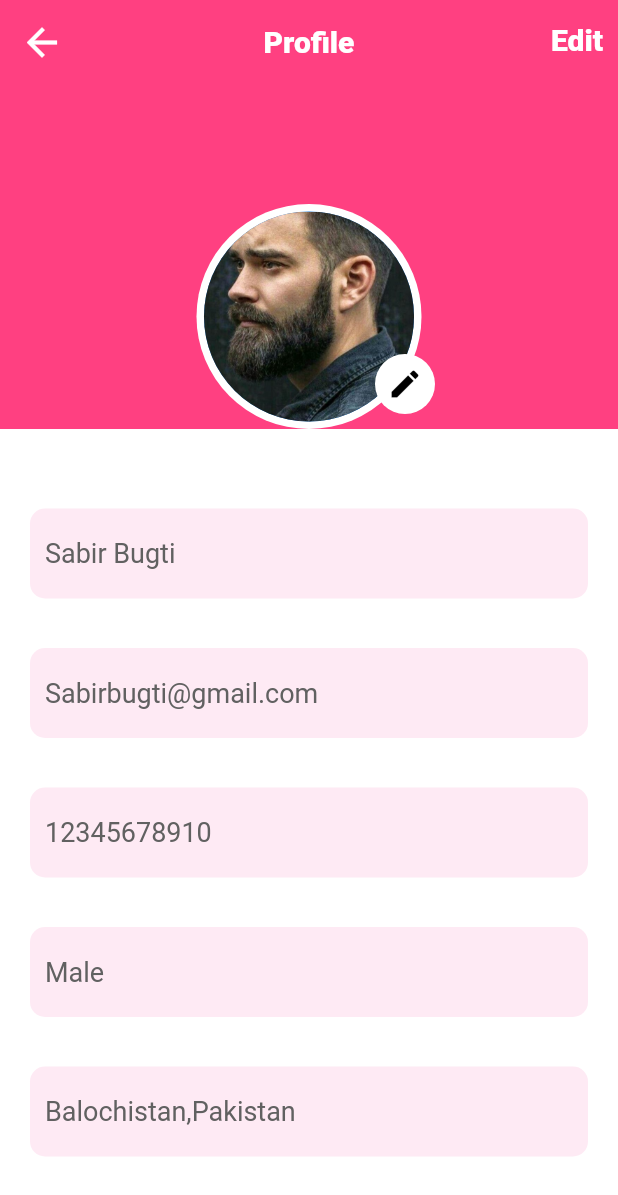
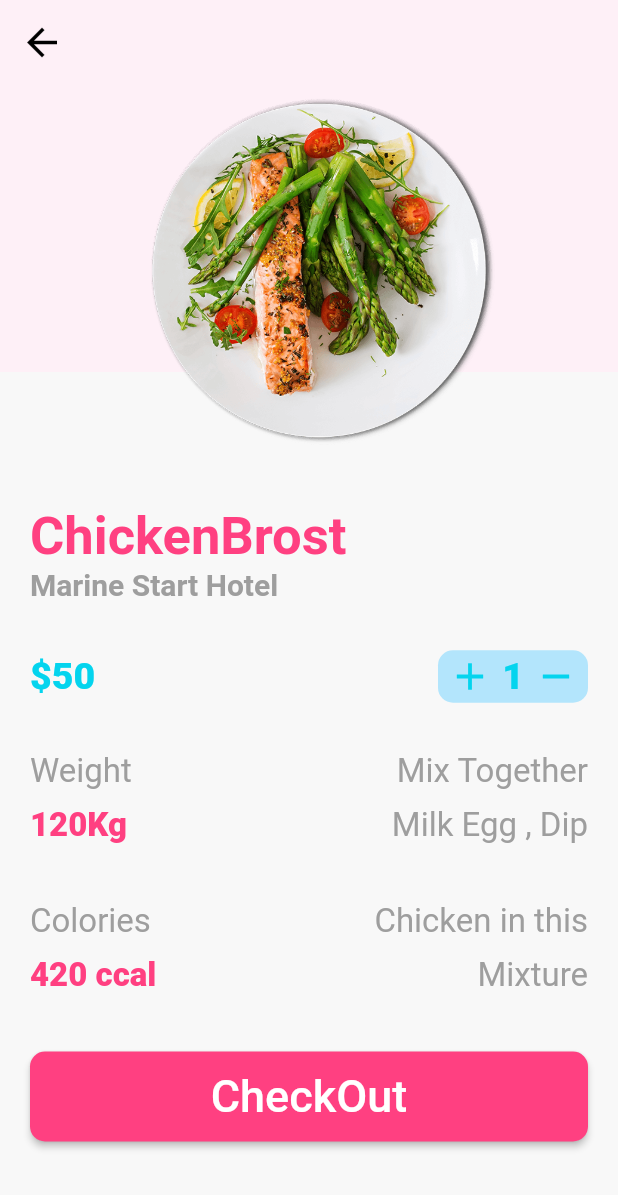
Before and after one commit to sabirbugti9/Food_App-In-Flutter, a Flutter app: the screen it shows after launch, on a phone screen of 412 x 824 dp. Shown: the top 1195 px of the screen. Run offline on Flutter 3.47's test engine with Material 2 defaults, Android fonts, the phone set to English and light mode, and no system bars; our stand-ins replace carousel_pro, cloud_firestore, firebase_auth, firebase_core, image_picker; accounts and stored records are empty.

```diff
--- a/lib/main.dart
+++ b/lib/main.dart
@@ -1,8 +1,6 @@
 import 'package:flutter/material.dart';
 import 'package:firebase_core/firebase_core.dart';
-import 'package:myfood_app/screens/profile_screen.dart';
-import 'package:myfood_app/screens/signup.dart';
-import 'package:myfood_app/screens/skip_screen.dart';
+import 'package:myfood_app/screens/detail_screen.dart';
 
 void main() async {
   WidgetsFlutterBinding.ensureInitialized();
@@ -35,7 +33,7 @@ class MyApp extends StatelessWidget {
       //     }
       //   },
       // ),
-      home: ProfileScreen(),
+      home: DetailScreen(),
     );
   }
 }
--- /dev/null
+++ b/lib/screens/detail_screen.dart
@@ -0,0 +1,215 @@
+import 'package:flutter/material.dart';
+import 'package:myfood_app/widget/mybutton.dart';
+
+class DetailScreen extends StatelessWidget {
+  Widget _buildSingleDetailText(
+      {context,
+      String title,
+      String subsTitle,
+      String tralingTitle,
+      String tralingSubsTitle}) {
+    return Container(
+      height: 100,
+      child: Column(
+        crossAxisAlignment: CrossAxisAlignment.start,
+        children: [
+          Row(
+            mainAxisAlignment: MainAxisAlignment.spaceBetween,
+            children: [
+              Text(
+                title,
+                style: TextStyle(
+                  color: Colors.grey,
+                  fontSize: 22,
+                ),
+              ),
+              Text(
+                tralingTitle,
+                style: TextStyle(
+                  color: Colors.grey,
+                  fontSize: 22,
+                ),
+              ),
+            ],
+          ),
+          SizedBox(
+            height: 10,
+          ),
+          Row(
+            crossAxisAlignment: CrossAxisAlignment.start,
+            mainAxisAlignment: MainAxisAlignment.spaceBetween,
+            children: [
+              Text(
+                subsTitle,
+                style: TextStyle(
+                    color: Theme.of(context).primaryColor,
+                    fontSize: 22,
+                    fontWeight: FontWeight.w900),
+              ),
+              Text(
+                tralingSubsTitle,
+                style: TextStyle(
+                  color: Colors.grey,
+                  fontSize: 22,
+                ),
+              ),
+            ],
+          ),
+        ],
+      ),
+    );
+  }
+
+  @override
+  Widget build(BuildContext context) {
+    return Scaffold(
+      backgroundColor: Colors.white,
+      appBar: AppBar(
+        elevation: 0.0,
+        backgroundColor: Color(0xfffef0f7),
+        leading: IconButton(
+          icon: Icon(
+            Icons.arrow_back,
+            color: Colors.black,
+            size: 30,
+          ),
+          onPressed: () {},
+        ),
+      ),
+      body: Container(
+        child: Stack(
+          children: [
+            Column(
+              children: [
+                Expanded(
+                  child: Container(
+                    color: Color(0xfffef0f7),
+                  ),
+                ),
+                Expanded(
+                  flex: 3,
+                  child: Container(
+                    padding: EdgeInsets.symmetric(horizontal: 20),
+                    width: double.infinity,
+                    color: Color(0xfff8f8f8),
+                    child: Column(
+                      crossAxisAlignment: CrossAxisAlignment.start,
+                      children: [
+                        Container(
+                          height: 130,
+                          alignment: Alignment.bottomLeft,
+                          child: Text(
+                            "ChickenBrost",
+                            style: TextStyle(
+                                color: Theme.of(context).primaryColor,
+                                fontSize: 35,
+                                fontWeight: FontWeight.bold),
+                          ),
+                        ),
+                        Text(
+                          "Marine Start Hotel",
+                          style: TextStyle(
+                            color: Colors.grey,
+                            fontSize: 20,
+                            fontWeight: FontWeight.bold,
+                          ),
+                        ),
+                        Container(
+                          height: 100,
+                          child: Column(
+                            crossAxisAlignment: CrossAxisAlignment.start,
+                            mainAxisAlignment: MainAxisAlignment.center,
+                            children: [
+                              Row(
+                                mainAxisAlignment:
+                                    MainAxisAlignment.spaceBetween,
+                                children: [
+                                  Text(
+                                    "\$50",
+                                    style: TextStyle(
+                                        color: Theme.of(context).accentColor,
+                                        fontSize: 25,
+                                        fontWeight: FontWeight.w900),
+                                  ),
+                                  Container(
+                                    height: 35,
+                                    width: 100,
+                                    decoration: BoxDecoration(
+                                      color: Colors.lightBlue[100],
+                                      borderRadius: BorderRadius.circular(10),
+                                    ),
+                                    child: Row(
+                                      mainAxisAlignment:
+                                          MainAxisAlignment.spaceEvenly,
+                                      children: [
+                                        GestureDetector(
+                                          onTap: () {},
+                                          child: Icon(
+                                            Icons.add,
+                                            size: 30,
+                                            color:
+                                                Theme.of(context).accentColor,
+                                          ),
+                                        ),
+                                        Text(
+                                          "1",
+                                          style: TextStyle(
+                                              color:
+                                                  Theme.of(context).accentColor,
+                                              fontSize: 25,
+                                              fontWeight: FontWeight.w900),
+                                        ),
+                                        GestureDetector(
+                                          onTap: () {},
+                                          child: Icon(
+                                            Icons.remove,
+                                            size: 30,
+                                            color:
+                                                Theme.of(context).accentColor,
+                                          ),
+                                        ),
+                                      ],
+                                    ),
+                                  ),
+                                ],
+                              ),
+                            ],
+                          ),
+                        ),
+                        _buildSingleDetailText(
+                          context: context,
+                          title: "Weight",
+                          subsTitle: "120Kg",
+                          tralingTitle: "Mix Together",
+                          tralingSubsTitle: "Milk Egg , Dip",
+                        ),
+                        _buildSingleDetailText(
+                          context: context,
+                          title: "Colories",
+                          subsTitle: "420 ccal",
+                          tralingTitle: "Chicken in this",
+                          tralingSubsTitle: "Mixture",
+                        ),
+                        MyButton(
+                          name: "CheckOut",
+                          onPressed: () {},
+                        ),
+                      ],
+                    ),
+                  ),
+                ),
+              ],
+            ),
+            Positioned(
+              left: 100,
+              child: Image(
+                  height: 250,
+                  width: 230,
+                  image: AssetImage("images/chickenbrost.png")),
+            ),
+          ],
+        ),
+      ),
+    );
+  }
+}
--- a/lib/screens/profile_screen.dart
+++ b/lib/screens/profile_screen.dart
@@ -1,4 +1,7 @@
+import 'dart:io';
+
 import 'package:flutter/material.dart';
+import 'package:image_picker/image_picker.dart';
 import 'package:myfood_app/screens/homepage.dart';
 import 'package:myfood_app/widget/mybutton.dart';
 import 'package:myfood_app/widget/mypasswordtextformfield.dart';
@@ -20,6 +23,14 @@ class _ProfileScreenState extends State<ProfileScreen> {
   static String p =
       r'^(([^<>()[\]\\.,;:\s@\"]+(\.[^<>()[\]\\.,;:\s@\"]+)*)|(\".+\"))@((\[[0-9]{1,3}\.[0-9]{1,3}\.[0-9]{1,3}\.[0-9]{1,3}\])|(([a-zA-Z\-0-9]+\.)+[a-zA-Z]{2,}))$';
   static RegExp regExp = new RegExp(p);
+  File image;
+  Future<void> getImage({ImageSource imageSource}) async {
+    PickedFile pickedFile = await ImagePicker().getImage(source: imageSource);
+    if (pickedFile != null) {
+      image = File(pickedFile.path);
+    }
+  }
+
   void vaildation() {
     if (email.text.isEmpty &&
         password.text.isEmpty &&
@@ -74,6 +85,43 @@ class _ProfileScreenState extends State<ProfileScreen> {
         ),
       );
     } else {}
+  }
+
+  Future<void> myDialogueBox() {
+    return showDialog<void>(
+      context: context,
+      barrierDismissible: false,
+      child: Builder(builder: (BuildContext context) {
+        return AlertDialog(
+          content: SingleChildScrollView(
+            child: ListBody(
+              children: [
+                ListTile(
+                  leading: Icon(Icons.camera),
+                  title: Text("Camera"),
+                  onTap: () {
+                    getImage(
+                      imageSource: ImageSource.camera,
+                    );
+                    Navigator.of(context).pop();
+                  },
+                ),
+                ListTile(
+                  leading: Icon(Icons.album),
+                  title: Text("Gallery"),
+                  onTap: () {
+                    getImage(
+                      imageSource: ImageSource.gallery,
+                    );
+                    Navigator.of(context).pop();
+                  },
+                ),
+              ],
+            ),
+          ),
+        );
+      }),
+    );
   }
 
   final GlobalKey<ScaffoldState> scaffold = GlobalKey<ScaffoldState>();
@@ -252,18 +300,25 @@ class _ProfileScreenState extends State<ProfileScreen> {
                 ),
               ],
             ),
-            Positioned(
+            isEdit != false
+                ? Positioned(
                     top: 180,
                     left: 250,
                     child: CircleAvatar(
                       backgroundColor: Colors.white,
                       maxRadius: 20,
-                child: Icon(
+                      child: IconButton(
+                        icon: Icon(
                           Icons.edit,
                           color: Colors.black,
                         ),
+                        onPressed: () {
+                          myDialogueBox();
+                        },
                       ),
                     ),
+                  )
+                : Container(),
           ],
         ),
       ),
--- a/pubspec.yaml
+++ b/pubspec.yaml
@@ -32,6 +32,7 @@ dependencies:
   cloud_firestore: ^0.14.1+3
   firebase_core: ^0.5.0+1
   carousel_pro: ^1.0.0
+  image_picker: ^0.6.7+12
 
 dev_dependencies:
   flutter_test:
```
Also changed, not shown: pubspec.lock, 1 other file. Lines whose indentation alone changed are shown as unchanged.
